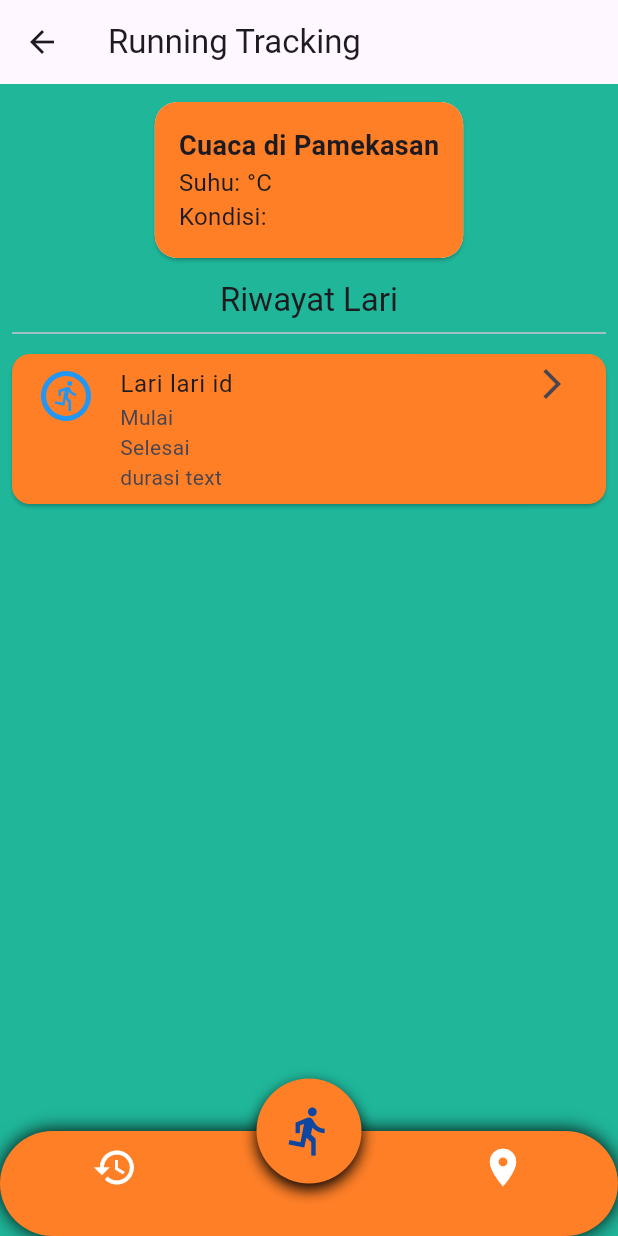
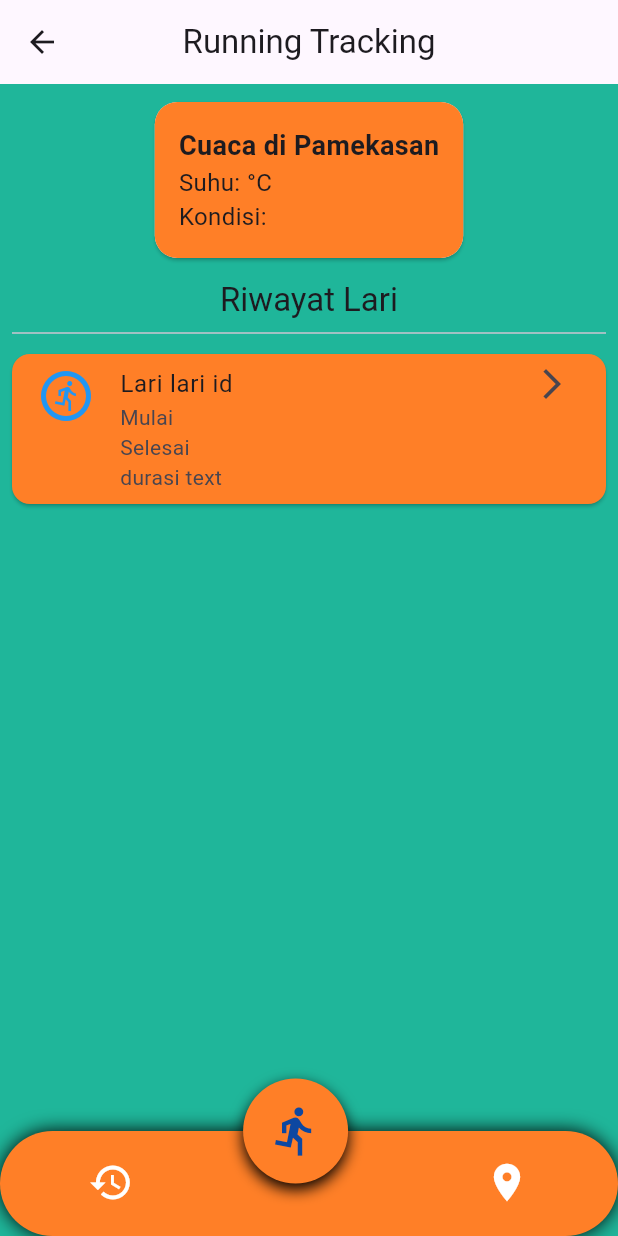
Before and after one commit to dimasbagas/Runnning_feet, a Flutter app: the screen it shows after launch, after a tap on "Get Started", on a phone screen of 412 x 824 dp. Run offline on Flutter 3.47's test engine with Material 3 defaults, Android fonts, the light colour scheme and no system bars; our stand-ins replace sqflite; missing offline and left inert: syncfusion_flutter_maps; accounts and stored records are empty; network calls fail.

Commit message:
perbaikan dan penyesuaian pada struktur database, penambahan parameter pada ButtonNavigation

```diff
--- a/lib/database/database_instance.dart
+++ b/lib/database/database_instance.dart
@@ -4,11 +4,7 @@ import 'package:path_provider/path_provider.dart';
 import 'package:sqflite/sqflite.dart';
 import 'package:syncfusion_flutter_maps/maps.dart';
 
-
-// --- BAGIAN YANG DIPERBAIKI ---
-// Path import disesuaikan dengan struktur folder Anda: lib/database/ & lib/models/
 import '../models/lari_model.dart';
-// ----------------------------
 
 class DatabaseInstance {
   // Implementasi Singleton Pattern
@@ -22,11 +18,9 @@ class DatabaseInstance {
     return _database!;
   }
 
-  // --- Konfigurasi Database ---
   static const String _databaseName = 'my_database.db';
   static const int _databaseVersion = 4;
 
-  // --- Nama Tabel & Kolom (untuk mencegah typo) ---
   static const String lariTableName = 'lari';
   static const String colLariId = 'id';
   static const String colMulai = 'mulai';
@@ -34,12 +28,11 @@ class DatabaseInstance {
 
   static const String lariDetailTableName = 'lari_detail';
   static const String colDetailId = 'id';
-  static const String colDetailLariId = 'lari_id'; // Foreign Key
+  static const String colDetailLariId = 'lari_id';
   static const String colWaktu = 'waktu';
   static const String colLatitude = 'latitude';
   static const String colLongitude = 'longitude';
 
-  // Inisialisasi Database
   Future<Database> _initDatabase() async {
     Directory documentsDirectory = await getApplicationDocumentsDirectory();
     String path = join(documentsDirectory.path, _databaseName);
@@ -48,14 +41,12 @@ class DatabaseInstance {
       version: _databaseVersion,
       onCreate: _onCreate,
       onUpgrade: _onUpgrade,
-      // Aktifkan foreign key constraint untuk integritas data
       onConfigure: (db) async {
         await db.execute('PRAGMA foreign_keys = ON');
       },
     );
   }
 
-  // Membuat skema tabel saat database pertama kali dibuat
   Future<void> _onCreate(Database db, int version) async {
     await db.execute('''
       CREATE TABLE $lariTableName (
@@ -77,14 +68,7 @@ class DatabaseInstance {
     ''');
   }
 
-  // Menangani migrasi jika versi database berubah
-  Future<void> _onUpgrade(Database db, int oldVersion, int newVersion) async {
-    // Di sini Anda bisa menambahkan logika migrasi di versi selanjutnya
-    // Contoh: if (oldVersion < 5) { await db.execute("ALTER TABLE..."); }
-    // print('Upgrading database from version $oldVersion to $newVersion...');
-  }
-
-  // --- Metode CRUD (Create, Read, Update, Delete) ---
+  Future<void> _onUpgrade(Database db, int oldVersion, int newVersion) async {}
 
   Future<int> insertLari(Map<String, dynamic> row) async {
     final db = await instance.database;
@@ -96,48 +80,32 @@ class DatabaseInstance {
     return await db.insert(lariDetailTableName, row);
   }
 
-// ... kode Anda yang lain di DatabaseInstance
-
   Future<List<LariModel>> getAllLari() async {
     final db = await instance.database;
     final data = await db.query(lariTableName, orderBy: '$colLariId DESC');
 
-    // --- PERBAIKAN DIMULAI DI SINI ---
     final List<LariModel> lariList = [];
     for (var row in data) {
-      // Gunakan try-catch untuk menangani setiap baris data secara terpisah.
-      // Jika satu baris data rusak, aplikasi tidak akan crash,
-      // dan akan lanjut ke baris data berikutnya.
       try {
-        // Cek secara eksplisit bahwa data penting tidak null sebelum parsing
         if (row[colMulai] != null) {
           lariList.add(LariModel.fromJson(row));
         } else {
-          // Jika data 'mulai' null, cetak pesan error dan lewati record ini.
-          // print("Skipping record with id ${row[colLariId]} because 'mulai' is null.");
         }
       } catch (e) {
-        // Jika ada error lain saat parsing (misal format tanggal salah),
-        // ini juga akan ditangkap.
         // print("Failed to parse record with id ${row[colLariId]}. Error: $e");
       }
     }
     return lariList;
-    // --- PERBAIKAN SELESAI ---
   }
-
-// ... sisa kode Anda
 
   Future<List<MapLatLng>> getDetailLari(int lariId) async {
     final db = await instance.database;
-    // Menggunakan `query` dengan `whereArgs` untuk keamanan (mencegah SQL Injection)
     final data = await db.query(
       lariDetailTableName,
       where: '$colDetailLariId = ?',
       whereArgs: [lariId],
     );
 
-    // Konversi langsung dengan .map agar lebih ringkas
     return data.map((e) {
       return MapLatLng(e[colLatitude] as double, e[colLongitude] as double);
     }).toList();
@@ -153,7 +121,6 @@ class DatabaseInstance {
     );
   }
 
-  // Fungsi delete (berkat "ON DELETE CASCADE", detailnya akan ikut terhapus)
   Future<int> deleteLari(int lariId) async {
     final db = await instance.database;
     return await db.delete(
--- a/lib/main.dart
+++ b/lib/main.dart
@@ -1,7 +1,7 @@
 import 'package:flutter/material.dart';
 import 'package:runningfeet/pages/hisroty.dart';
-import 'package:runningfeet/pages/maps.dart';
-import 'package:runningfeet/pages/running.dart';
+// import 'package:runningfeet/pages/maps.dart';
+// import 'package:runningfeet/pages/running.dart';
 
 void main() => runApp(const MyApp());
 
@@ -11,8 +11,8 @@ class MyApp extends StatelessWidget {
   Widget build(BuildContext context) {
     return MaterialApp(
       debugShowCheckedModeBanner:
-          false, // Menghilangkan banner debug di pojok kanan atas
-      home: Firstpage(), // Menetapkan Firstpage sebagai halaman awal
+          false,
+      home: Firstpage(),
     );
   }
 }
--- a/lib/pages/button_navigation.dart
+++ b/lib/pages/button_navigation.dart
@@ -5,12 +5,24 @@ import 'package:runningfeet/pages/running.dart';
 
 class ButtonNavigation extends StatelessWidget {
   final void Function()? onTap;
-  const ButtonNavigation({super.key, this.onTap});
+  final void Function()? onHistoryTap;
+  final void Function()? onLocationTap;
+
+  const ButtonNavigation({
+    super.key,
+    this.onTap,
+    this.onHistoryTap,
+    this.onLocationTap,
+  });
 
   final Color mainOrange = const Color(0xFFff7f27);
 
   @override
   Widget build(BuildContext context) {
+    final screenWidth = MediaQuery.of(context).size.width;
+    final navigationWidth = screenWidth * 0.9;
+    const double fabSize = 70.0;
+
     return Container(
       decoration: BoxDecoration(
         color: mainOrange,
@@ -23,47 +35,49 @@ class ButtonNavigation extends StatelessWidget {
         boxShadow: [BoxShadow(color: Colors.black, blurRadius: 10)],
       ),
       height: 70,
+      width: navigationWidth,
+
       child: Stack(
         clipBehavior: Clip.none,
         children: [
-          Row(
-            mainAxisAlignment: MainAxisAlignment.spaceAround,
+          Padding(
+            padding: const EdgeInsets.symmetric(horizontal: 50.0)
+            .copyWith(top: 10.0),
+            child: Row(
+              mainAxisAlignment: MainAxisAlignment.spaceBetween,
               crossAxisAlignment: CrossAxisAlignment.center,
               children: [
-              // Tombol kiri
                 IconButton(
                   icon: const Icon(Icons.history, size: 30, color: Colors.white),
                   onPressed: () {
-                  // navigasi ke riwayat
-                  Navigator.push(context,
-                  MaterialPageRoute(builder: (context) => History()));
+                    Navigator.push(context, MaterialPageRoute(builder: (context) => History()),
+                    );
+                  },
+                  tooltip: 'History',
+                ),
+                IconButton(
+                  icon: const Icon(Icons.location_on, size: 30, color: Colors.white),
+                  onPressed: (){
+                    Navigator.push(context, MaterialPageRoute(builder: (context) => Maps()),
+                    );
                   },
                   tooltip: 'Location',
                 ),
-              const SizedBox(width: 0),
-              // Tombol kanan
-              IconButton(
-                icon: const Icon(Icons.location_on, size: 30, color: Colors.white),
-                onPressed: () {
-                  // navigasi  ke lokasi atau lainnya
-                  Navigator.push(context,
-                  MaterialPageRoute(builder: (context) => Maps()));
-                },
-                tooltip: 'History',
-              ),
               ],
             ),
-          // Tombol tengah (floating button)
+          ),
+
           Positioned(
-            top: -35,
-            left: MediaQuery.of(context).size.width / 2 - 35,
+            top: -35, // Posisi default FAB
+            left: (navigationWidth / 2) - (fabSize / 03),
             child: GestureDetector(
               onTap: () {
-                Navigator.push(context, MaterialPageRoute(builder: (context) => Running()));
+                Navigator.push(context, MaterialPageRoute(builder: (context) => Running()),
+                );
               },
               child: Container(
-                height: 70,
-                width: 70,
+                height: fabSize,
+                width: fabSize,
                 decoration: BoxDecoration(
                   color: mainOrange,
                   shape: BoxShape.circle,
--- a/lib/pages/hisroty.dart
+++ b/lib/pages/hisroty.dart
@@ -14,7 +14,8 @@ class _HistoryState extends State<History> {
   @override
   Widget build(BuildContext context) {
     return Scaffold(
-      appBar: AppBar(title: Text("Running Tracking")),
+      appBar: AppBar(title: Text("Running Tracking"),
+      centerTitle: true),
       backgroundColor: mainSage,
       body: SafeArea(
         child: Container(
@@ -28,14 +29,14 @@ class _HistoryState extends State<History> {
                   shape: RoundedRectangleBorder(
                     borderRadius: BorderRadius.circular(
                       15,
-                    ), // Melengkungkan sudut Card
+                    ),
                   ),
                   child: Container(
                     decoration: BoxDecoration(
                       color: mainOrange,
                       borderRadius: BorderRadius.circular(
                         15,
-                      ), // Pastikan tetap ada
+                      ),
                     ),
                     child: Padding(
                       padding: EdgeInsets.all(16.0),
@@ -96,9 +97,7 @@ class _HistoryState extends State<History> {
         ),
       ),
       bottomNavigationBar: ButtonNavigation(
-        onTap: () {
-          // Tambahkan aksi sesuai kebutuhan, misalnya navigasi
-        },
+        onTap: () {},
       ),
     );
   }
```
Lines whose indentation alone changed are shown as unchanged.
